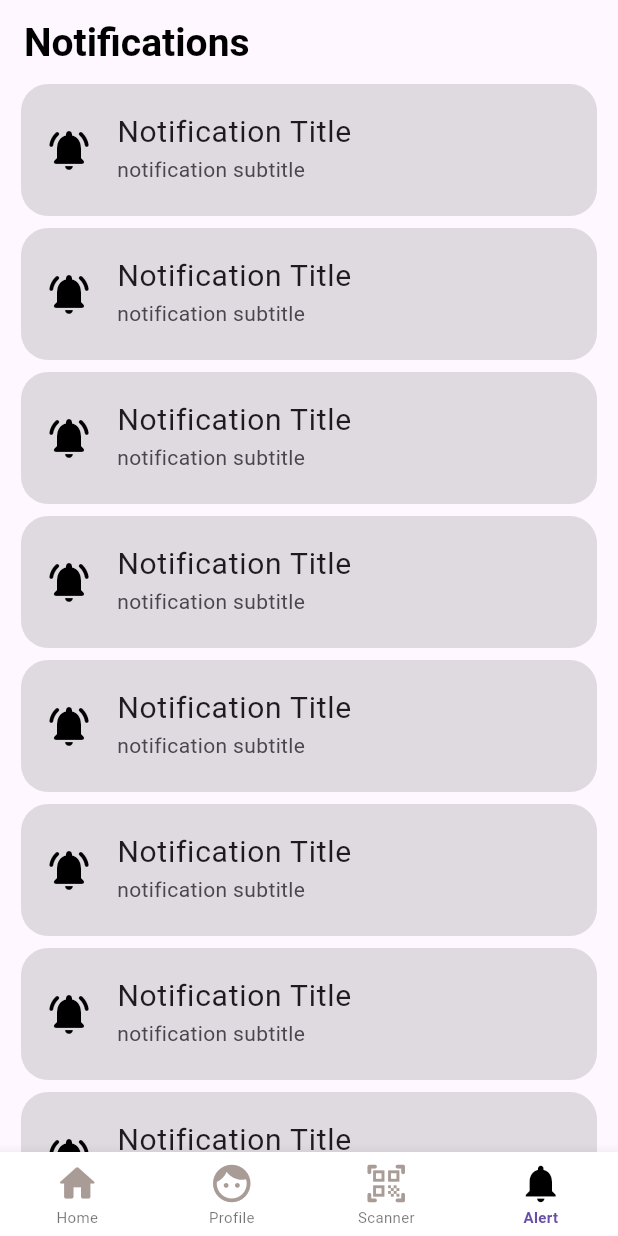
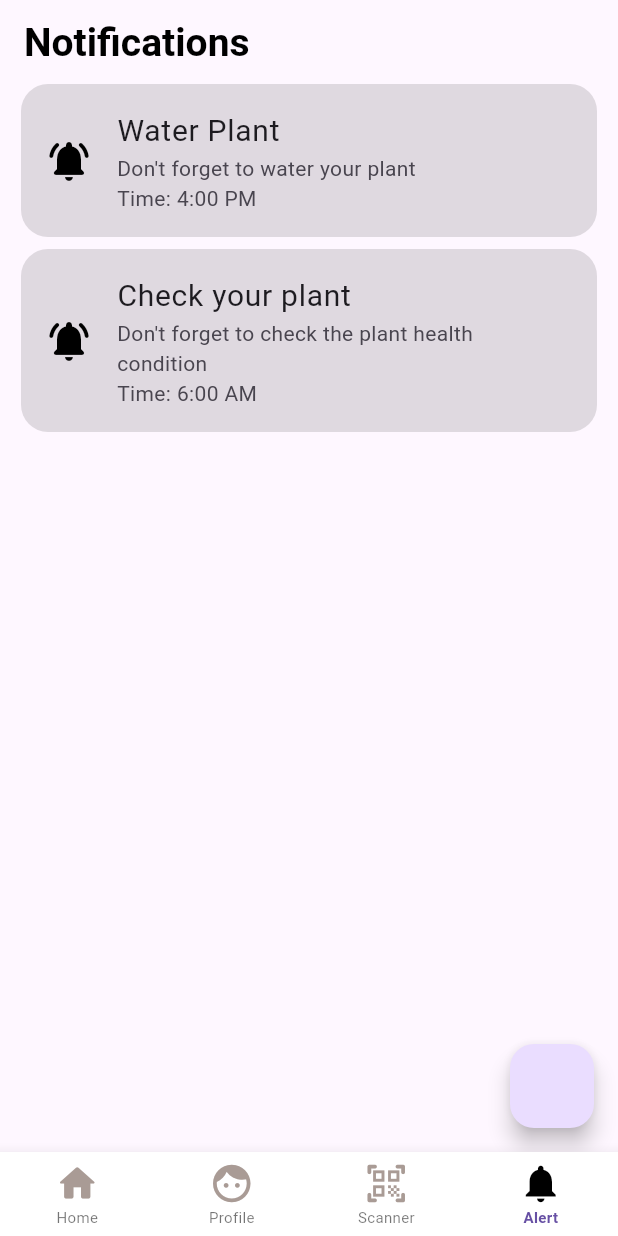
Before and after one commit to Nishan123/Flora-Guardian, a Flutter app: the screen it shows once a user with an empty profile is signed in, item 4 of the bottom bar chosen, on a phone screen of 412 x 824 dp. Run offline on Flutter 3.47's test engine with Material 3 defaults, Android fonts, the phone set to English and light mode, and no system bars; our stand-ins replace camera, cloud_firestore, firebase_auth, firebase_core, flutter_local_notifications, image_picker and 3 more; accounts and stored records are empty.

Commit message:
local notification test 1

```diff
--- a/lib/main.dart
+++ b/lib/main.dart
@@ -3,10 +3,16 @@ import 'package:flora_guardian/controllers/auth_wrapper.dart';
 import 'package:flora_guardian/firebase_options.dart';
 import 'package:flutter/material.dart';
 import 'package:permission_handler/permission_handler.dart';
+import 'package:timezone/data/latest.dart' as tz;
+import 'package:flora_guardian/services/notification_service.dart';
 
 void main() async {
   WidgetsFlutterBinding.ensureInitialized();
+  tz.initializeTimeZones();
   await Permission.camera.request();
+  await Permission.notification.request();
+  await Permission.scheduleExactAlarm.request();
+  await NotificationService().initNotification();
   await Firebase.initializeApp(options: DefaultFirebaseOptions.currentPlatform);
   runApp(const MyApp());
 }
--- /dev/null
+++ b/lib/services/notification_service.dart
@@ -0,0 +1,156 @@
+import 'package:flutter/material.dart';
+import 'package:flutter_local_notifications/flutter_local_notifications.dart';
+import 'package:timezone/timezone.dart' as tz;
+import 'package:permission_handler/permission_handler.dart';
+
+class NotificationService {
+  static final NotificationService _instance = NotificationService._();
+  factory NotificationService() => _instance;
+  NotificationService._();
+
+  final FlutterLocalNotificationsPlugin notificationPlugin =
+      FlutterLocalNotificationsPlugin();
+  bool _isInitialized = false;
+  bool get isInitialized => _isInitialized;
+
+  final NotificationDetails _notificationDetails = const NotificationDetails(
+    android: AndroidNotificationDetails(
+      'daily_channel_id',
+      'Daily Notification',
+      channelDescription: 'Daily Notification Channel',
+      importance: Importance.max,
+      priority: Priority.max,
+    ),
+    iOS: DarwinNotificationDetails(),
+  );
+
+  final List<ScheduledNotification> _scheduledNotifications = [
+    ScheduledNotification(
+      id: 1,
+      title: 'Water Plant',
+      body: 'Don\'t forget to water your plant',
+      time: TimeOfDay(hour: 16, minute: 0),
+    ),
+    ScheduledNotification(
+      id: 2,
+      title: 'Check your plant',
+      body: 'Don\'t forget to check the plant health condition',
+      time: TimeOfDay(hour: 6, minute: 0),
+    ),
+  ];
+
+  List<ScheduledNotification> get scheduledNotifications =>
+      _scheduledNotifications;
+
+  Future<void> initNotification() async {
+    const initSettingAndroid = AndroidInitializationSettings(
+      '@mipmap/ic_launcher',
+    );
+    const initSettingIOS = DarwinInitializationSettings(
+      requestAlertPermission: true,
+      requestBadgePermission: true,
+      requestSoundPermission: true,
+    );
+    const initSetting = InitializationSettings(
+      android: initSettingAndroid,
+      iOS: initSettingIOS,
+    );
+    await notificationPlugin.initialize(initSetting).then((_) {
+      _isInitialized = true;
+      _scheduleWaterPlantNotification();
+      _scheduleCheckPlantNotification();
+    });
+  }
+
+  Future<void> showNotification({
+    int id = 0,
+    String? title,
+    String? body,
+  }) async {
+    if (!_isInitialized) {
+      return;
+    }
+    await notificationPlugin.show(id, title, body, _notificationDetails);
+  }
+
+  Future<bool> _checkAlarmPermission() async {
+    if (await Permission.scheduleExactAlarm.isPermanentlyDenied) {
+      return false;
+    }
+    if (await Permission.scheduleExactAlarm.isDenied) {
+      final status = await Permission.scheduleExactAlarm.request();
+      return status.isGranted;
+    }
+    return true;
+  }
+
+  Future<void> _scheduleWaterPlantNotification() async {
+    if (!await _checkAlarmPermission()) {
+      return;
+    }
+
+    final now = DateTime.now();
+    var scheduledTime = DateTime(
+      now.year,
+      now.month,
+      now.day,
+      16,
+      0,
+    ); // 4:00 PM
+
+    if (scheduledTime.isBefore(now)) {
+      scheduledTime = scheduledTime.add(const Duration(days: 1));
+    }
+
+    await notificationPlugin.zonedSchedule(
+      1,
+      'Water Plant',
+      'Don\'t forget to water your plant',
+      tz.TZDateTime.from(scheduledTime, tz.local),
+      _notificationDetails,
+      androidScheduleMode: AndroidScheduleMode.exactAllowWhileIdle,
+      uiLocalNotificationDateInterpretation:
+          UILocalNotificationDateInterpretation.absoluteTime,
+      matchDateTimeComponents: DateTimeComponents.time,
+    );
+  }
+
+  Future<void> _scheduleCheckPlantNotification() async {
+    if (!await _checkAlarmPermission()) {
+      return;
+    }
+
+    final now = DateTime.now();
+    var scheduledTime = DateTime(now.year, now.month, now.day, 6, 0); // 6:00 AM
+
+    if (scheduledTime.isBefore(now)) {
+      scheduledTime = scheduledTime.add(const Duration(days: 1));
+    }
+
+    await notificationPlugin.zonedSchedule(
+      2,
+      'Check your plant',
+      "Don\'t forget to check the plant's health condition",
+      tz.TZDateTime.from(scheduledTime, tz.local),
+      _notificationDetails,
+      androidScheduleMode: AndroidScheduleMode.exactAllowWhileIdle,
+      uiLocalNotificationDateInterpretation:
+          UILocalNotificationDateInterpretation.absoluteTime,
+      matchDateTimeComponents: DateTimeComponents.time,
+    );
+  }
+}
+
+class ScheduledNotification {
+  final int id;
+  final String title;
+  final String body;
+  final TimeOfDay time;
+
+  ScheduledNotification({
+    required this.id,
+    required this.title,
+    required this.body,
+    required this.time,
+  });
+}
--- a/lib/views/custom_widgets/notification_list.dart
+++ b/lib/views/custom_widgets/notification_list.dart
@@ -1,17 +1,19 @@
 import 'package:flutter/material.dart';
+import 'package:flora_guardian/services/notification_service.dart';
 
 class NotificationList extends StatelessWidget {
-  const NotificationList({super.key});
+  final ScheduledNotification notification;
+
+  const NotificationList({super.key, required this.notification});
 
   @override
   Widget build(BuildContext context) {
     return Container(
       padding: EdgeInsets.symmetric(vertical: 8),
-      margin: EdgeInsets.only(bottom: 8,left: 14, right: 14),
+      margin: EdgeInsets.only(bottom: 8, left: 14, right: 14),
       decoration: BoxDecoration(
         color: Colors.black12,
         borderRadius: BorderRadius.circular(18),
-
       ),
       child: ListTile(
         leading: Icon(
@@ -19,11 +21,11 @@ class NotificationList extends StatelessWidget {
           color: Colors.black,
           size: 32,
         ),
-        title: Text(
-          "Notification Title",
-          style: TextStyle( fontSize: 20),
+        title: Text(notification.title, style: TextStyle(fontSize: 20)),
+        subtitle: Text(
+          "${notification.body}\nTime: ${notification.time.format(context)}",
+          style: TextStyle(fontSize: 14),
         ),
-        subtitle: Text("notification subtitle", style: TextStyle(fontSize: 14)),
       ),
     );
   }
--- a/lib/views/screens/alert_screen.dart
+++ b/lib/views/screens/alert_screen.dart
@@ -1,3 +1,4 @@
+import 'package:flora_guardian/services/notification_service.dart';
 import 'package:flora_guardian/views/custom_widgets/notification_list.dart';
 import 'package:flutter/material.dart';
 
@@ -6,14 +7,24 @@ class AlertScreen extends StatelessWidget {
 
   @override
   Widget build(BuildContext context) {
+    final notifications = NotificationService().scheduledNotifications;
+
     return Scaffold(
+      floatingActionButton: FloatingActionButton(
+        onPressed: () {
+          NotificationService().showNotification(
+            body: "Test body",
+            title: "Test title",
+            id: 1,
+          );
+        },
+      ),
       appBar: AppBar(title: Text("Notifications")),
       body: SafeArea(
         child: ListView.builder(
-          itemCount: 20,
-
+          itemCount: notifications.length,
           itemBuilder: (context, index) {
-            return NotificationList();
+            return NotificationList(notification: notifications[index]);
           },
         ),
       ),
--- a/pubspec.yaml
+++ b/pubspec.yaml
@@ -44,6 +44,8 @@ dependencies:
   random_string: ^2.3.1
   image_picker: ^1.1.2
   cached_network_image: ^3.2.3
+  flutter_local_notifications: ^18.0.1
+  timezone: ^0.10.0
 
 dev_dependencies:
   flutter_test:
```
Also changed, not shown: pubspec.lock, 2 other files.
